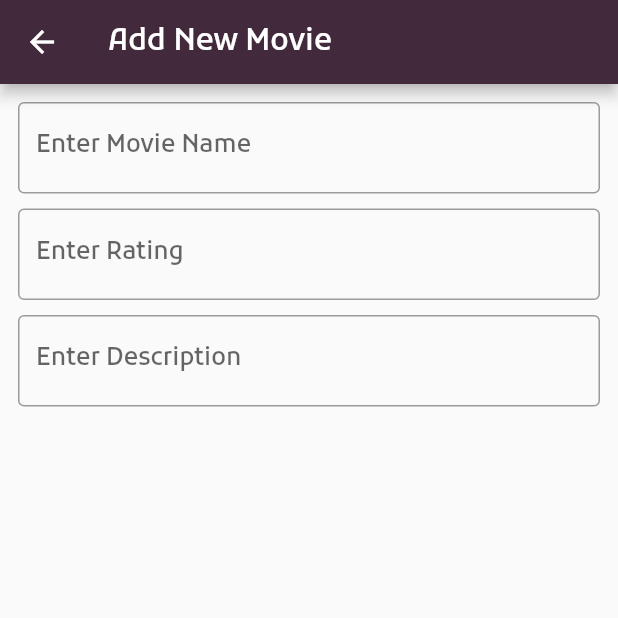
After one commit to ArnobMahmud/Movie-Streaming-App, a Flutter app: the screen it shows after launch, after a tap on the "plus one" icon, on a phone screen of 412 x 824 dp, the top half of it. The commit adds this screen. Run offline on Flutter 3.47's test engine with Material 2 defaults, Android fonts, the phone set to English and light mode, and no system bars.

Commit message:
New Page Added

```diff
--- a/lib/Pages/home_page.dart
+++ b/lib/Pages/home_page.dart
@@ -1,6 +1,8 @@
 import 'package:flutter/material.dart';
 import 'package:movie_stream_app/db/temp_db.dart';
 import 'package:movie_stream_app/widgets/movie_items.dart';
+
+import 'new_movie_page.dart';
 
 class HomePage extends StatefulWidget {
   @override
@@ -14,15 +16,27 @@ class _HomePageState extends State<HomePage> {
     return Scaffold(
       backgroundColor: _value == false ? Colors.white : Colors.black,
       appBar: AppBar(
-        title: Text('Movie Stream',
-        style: TextStyle(fontFamily: 'Kufam',
+        title: Text(
+          'Movie Stream',
+          style: TextStyle(
+            fontFamily: 'Kufam',
+          ),
         ),
-       ),
       ),
-      body:
-      ListView.builder(
-       itemBuilder: (context, index) => MovieItem(movie: movies[index]),
-       itemCount: movies.length,
+      body: ListView.builder(
+        itemBuilder: (context, index) => MovieItem(movie: movies[index]),
+        itemCount: movies.length,
+      ),
+      floatingActionButton: FloatingActionButton(
+        child: Icon(Icons.plus_one),
+        onPressed: () {
+          Navigator.push(
+              context,
+              MaterialPageRoute(
+              builder: (context) => NewMoviePage(),
+             )
+          );
+        },
       ),
     );
   }
--- /dev/null
+++ b/lib/Pages/new_movie_page.dart
@@ -0,0 +1,75 @@
+import 'package:flutter/material.dart';
+import 'package:movie_stream_app/models/movie_model.dart';
+
+class NewMoviePage extends StatefulWidget {
+  @override
+  _NewMoviePageState createState() => _NewMoviePageState();
+}
+
+class _NewMoviePageState extends State<NewMoviePage> {
+  var movie = Movie();
+  @override
+  Widget build(BuildContext context) {
+    return Scaffold(
+      appBar: AppBar(
+        title: Text('Add New Movie'),
+      ),
+      body: Form(
+          child: Padding(
+        padding: const EdgeInsets.all(12.0),
+        child: ListView(
+          children: [
+            TextFormField(
+              decoration: InputDecoration(
+                labelText: 'Enter Movie Name',
+                border: OutlineInputBorder(),
+              ),
+              validator: (value) {
+                if (value.isEmpty) {
+                  return 'This Field Must Not be Empty';
+                }
+                return null;
+              },
+              onSaved: (value) {
+                movie.name = value;
+              },
+            ),
+            SizedBox(height: 10,),
+            TextFormField(
+              keyboardType: TextInputType.number,
+              decoration: InputDecoration(
+                labelText: 'Enter Rating',
+                border: OutlineInputBorder(),
+              ),
+              validator: (value) {
+                if (value.isEmpty) {
+                  return 'This Field Must Not be Empty';
+                }
+                return null;
+              },
+              onSaved: (value) {
+                movie.name = value;
+              },
+            ),
+            SizedBox(height: 10,),
+            TextFormField(
+              decoration: InputDecoration(
+                labelText: 'Enter Description',
+                border: OutlineInputBorder(),
+              ),
+              validator: (value) {
+                if (value.isEmpty) {
+                  return 'This Field Must Not be Empty';
+                }
+                return null;
+              },
+              onSaved: (value) {
+                movie.name = value;
+              },
+            )
+          ],
+        ),
+      )),
+    );
+  }
+}
```
